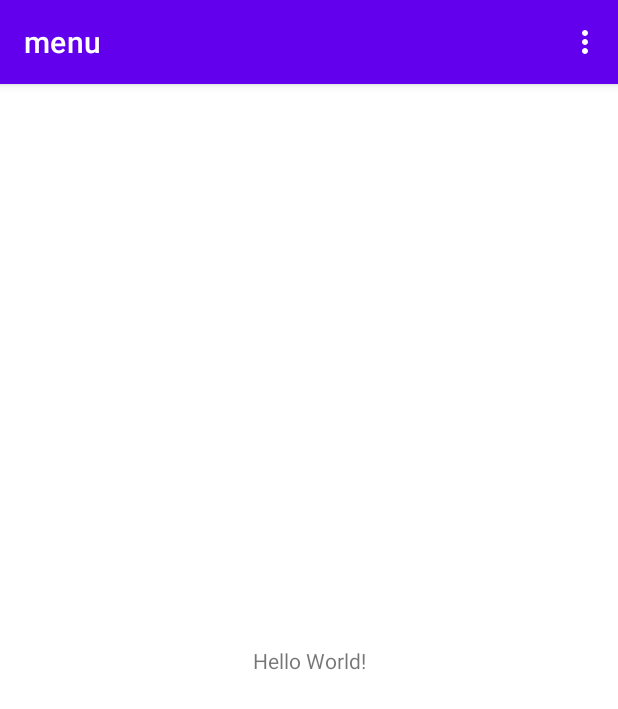
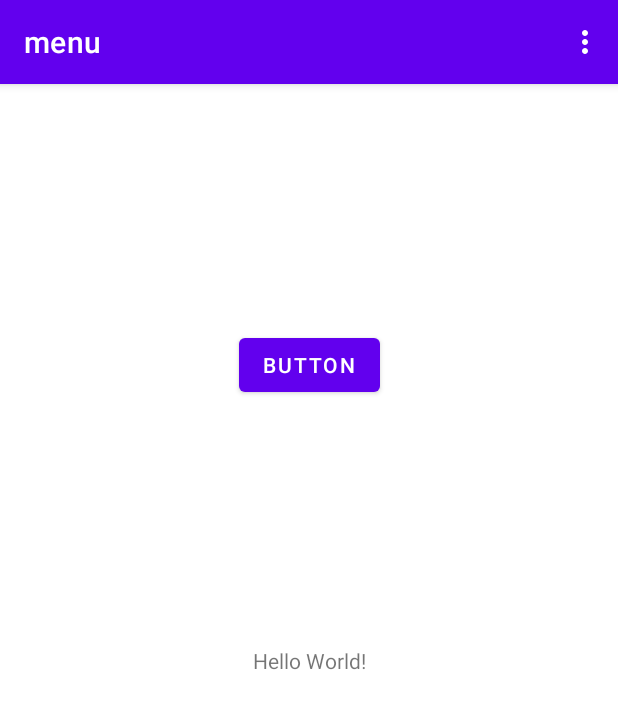
Before and after one commit to edilosousa/AndroidMenu, an Android app: the screen it shows after launch (MainActivity), on a phone screen of 412 x 824 dp. Shown: the top 709 px of the screen. Run offline under Robolectric (Android 15) with nearby library versions, the phone set to English and light mode, and no system bars.

Commit message:
Usando log cat

```diff
--- a/app/src/main/AndroidManifest.xml
+++ b/app/src/main/AndroidManifest.xml
@@ -6,7 +6,7 @@
         android:allowBackup="true"
         android:dataExtractionRules="@xml/data_extraction_rules"
         android:fullBackupContent="@xml/backup_rules"
-        android:icon="@mipmap/ic_launcher"
+        android:icon="@mipmap/ic_launcher_round"
         android:label="@string/app_name"
         android:supportsRtl="true"
         android:theme="@style/Theme.Menu"
--- a/app/src/main/java/com/edilo/menu/MainActivity.java
+++ b/app/src/main/java/com/edilo/menu/MainActivity.java
@@ -3,15 +3,29 @@ package com.edilo.menu;
 import androidx.appcompat.app.AppCompatActivity;
 
 import android.os.Bundle;
+import android.util.Log;
 import android.view.Menu;
+import android.view.View;
+import android.widget.Button;
 
 public class MainActivity extends AppCompatActivity {
+
 
     @Override
     protected void onCreate(Bundle savedInstanceState) {
         super.onCreate(savedInstanceState);
         setContentView(R.layout.activity_main);
+        String error = "Texto na variavel";
+        Button btn_qualquer = (Button) findViewById(R.id.btn);
+        btn_qualquer.setOnClickListener(new View.OnClickListener() {
+            @Override
+            public void onClick(View view) {
+                Log.i("Info", error);
+            }
+        });
     }
+
+
 
     @Override
     public boolean onCreateOptionsMenu(Menu menu) {
--- a/app/src/main/res/layout/activity_main.xml
+++ b/app/src/main/res/layout/activity_main.xml
@@ -7,6 +7,7 @@
     tools:context=".MainActivity">
 
     <TextView
+        android:id="@+id/textView"
         android:layout_width="wrap_content"
         android:layout_height="wrap_content"
         android:text="Hello World!"
@@ -15,4 +16,14 @@
         app:layout_constraintStart_toStartOf="parent"
         app:layout_constraintTop_toTopOf="parent" />
 
+    <Button
+        android:id="@+id/btn"
+        android:layout_width="wrap_content"
+        android:layout_height="wrap_content"
+        android:text="Button"
+        app:layout_constraintBottom_toTopOf="@+id/textView"
+        app:layout_constraintEnd_toEndOf="parent"
+        app:layout_constraintStart_toStartOf="parent"
+        app:layout_constraintTop_toTopOf="parent" />
+
 </androidx.constraintlayout.widget.ConstraintLayout>
```
